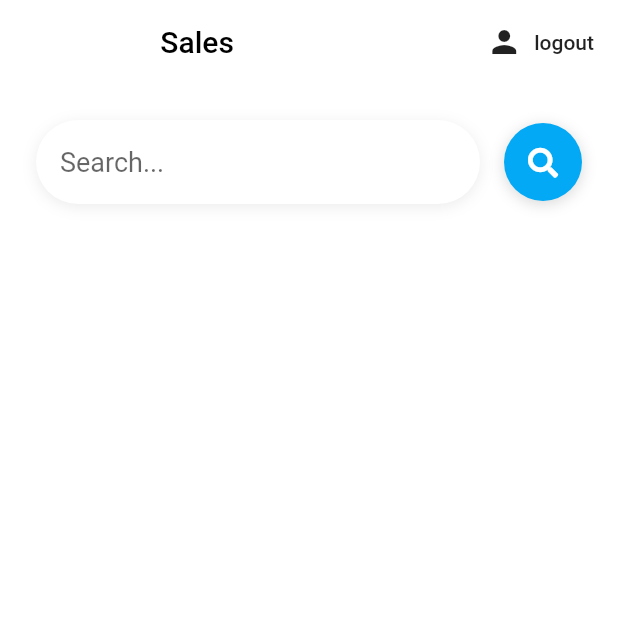
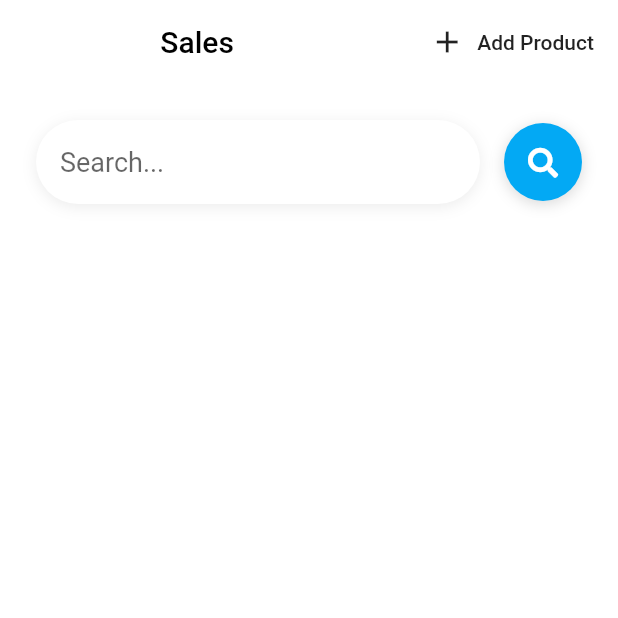
Before and after one commit to santoshakil/total_buisness, a Flutter app: the Sales screen opened directly, on a phone screen of 412 x 824 dp, the top half of it. Run offline on Flutter 3.47's test engine with Material 2 defaults, Android fonts, the phone set to English and light mode, and no system bars; our stand-ins replace firebase_auth, flutter_spinkit, font_awesome_flutter, sqflite; accounts and stored records are empty.

Commit message:
firs commit

```diff
--- a/lib/screens/inventory/inventory.dart
+++ b/lib/screens/inventory/inventory.dart
@@ -12,7 +12,7 @@ class Inventory extends StatelessWidget {
         backgroundColor: Colors.white,
         appBar: AppBar(
           title: Text(
-            '       Inventory',
+            '       Summary',
             style: TextStyle(color: Colors.black),
             textAlign: TextAlign.center,
           ),
--- a/lib/screens/sales/sales.dart
+++ b/lib/screens/sales/sales.dart
@@ -20,11 +20,9 @@ class Sales extends StatelessWidget {
           elevation: 0.0,
           actions: <Widget>[
             FlatButton.icon(
-              icon: Icon(Icons.person),
-              label: Text('logout'),
-              onPressed: () async {
-                await _auth.signOut();
-              },
+              icon: Icon(Icons.add),
+              label: Text('Add Product'),
+              onPressed: () {},
             ),
           ],
         ),
```
Also changed, not shown: lib/screens/sales/widgets/add_product.dart (added, +15 -0 lines).
